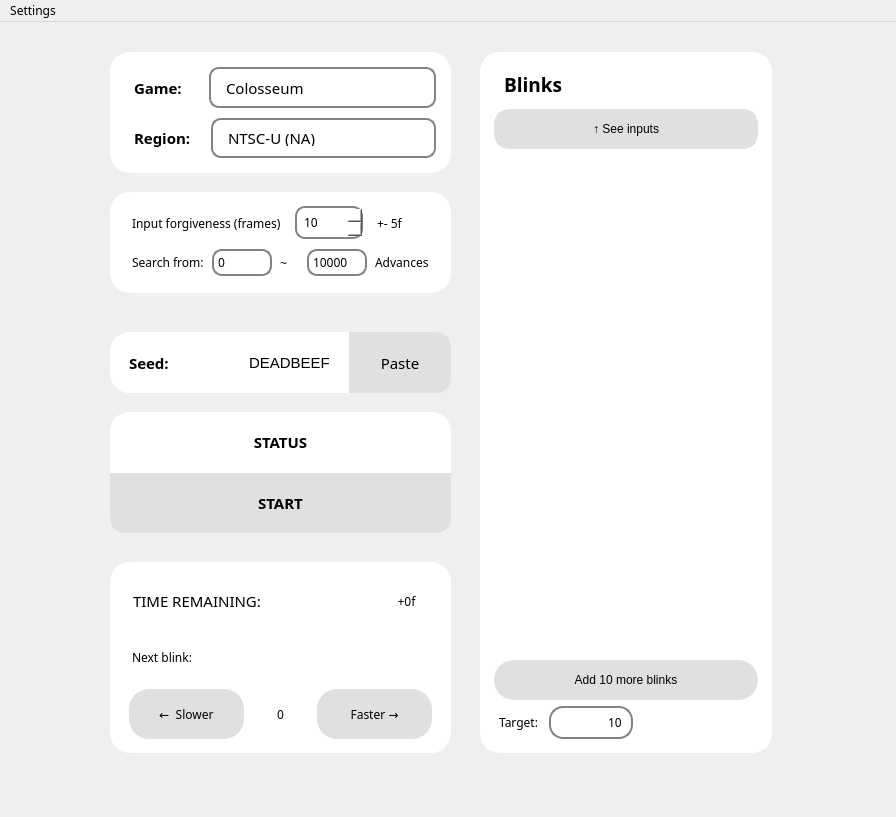
The window that OpenBlink/GuiProjectBackup/OpenBlink2/mainwindow.ui (KapitalRoser/OpenBlink) describes before a commit, drawn with Qt 5.
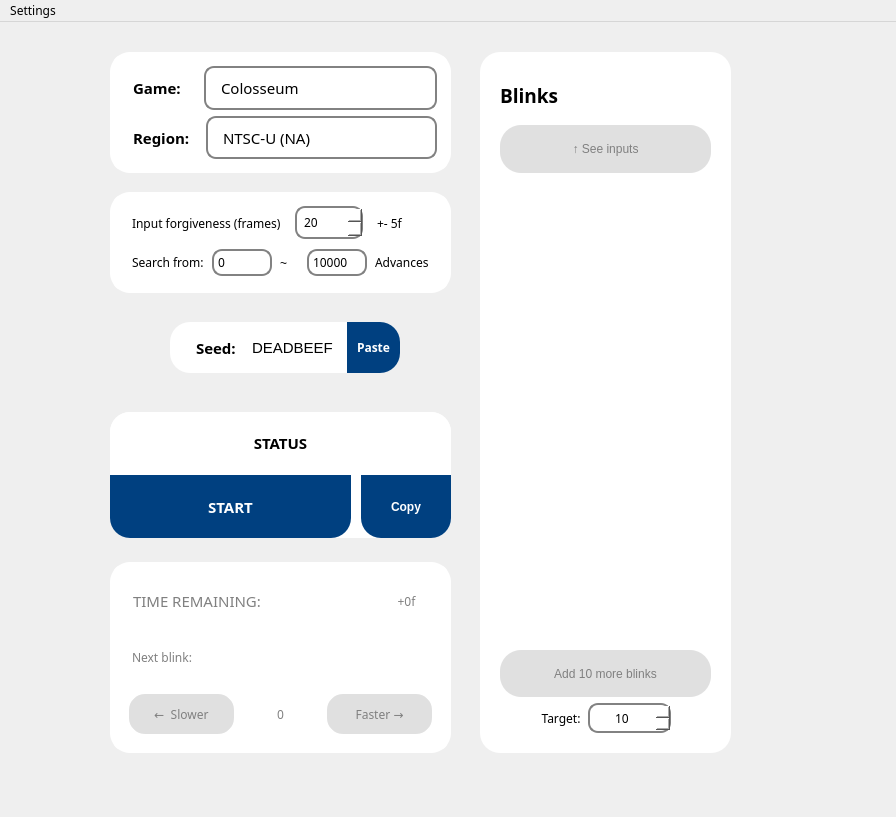
The same window after the commit. Icons and pictures are not drawn.

Patch:
```diff
--- a/OpenBlink/GuiProjectBackup/OpenBlink2/mainwindow.ui
+++ b/OpenBlink/GuiProjectBackup/OpenBlink2/mainwindow.ui
@@ -32,11 +32,15 @@
      </rect>
     </property>
     <property name="styleSheet">
-     <string notr="true">border: 5px solid white;
+     <string notr="true">*{
+border: 5px solid white;
 color: black;
 background-color: white;
 border-radius: 20px;
-</string>
+}
+QFrame QLabel:disabled{
+color:grey;
+}</string>
     </property>
     <layout class="QVBoxLayout" name="verticalLayout_2">
      <item>
@@ -86,6 +90,10 @@
 padding-right: 10px;
 padding-top: 5px;
 padding-bottom:5px;
+}
+QSpinBox:disabled{
+color:grey;
+border-color: lightgrey;
 }</string>
          </property>
          <property name="minimum">
@@ -95,7 +103,7 @@
           <number>1000</number>
          </property>
          <property name="value">
-          <number>10</number>
+          <number>20</number>
          </property>
         </widget>
        </item>
@@ -150,12 +158,17 @@
           </font>
          </property>
          <property name="styleSheet">
-          <string notr="true">border: 2px solid #828282;
+          <string notr="true">QSpinBox{
+border: 2px solid #828282;
 border-radius: 10px;
 padding-left: 2px;
-padding-top: 2px;
+padding-top:2px;
 padding-bottom:2px;
-</string>
+}
+QSpinBox:disabled{
+color:grey;
+border-color:lightgrey;
+}</string>
          </property>
          <property name="buttonSymbols">
           <enum>QAbstractSpinBox::NoButtons</enum>
@@ -192,11 +205,17 @@
           </font>
          </property>
          <property name="styleSheet">
-          <string notr="true">border: 2px solid #828282;
+          <string notr="true">QSpinBox{
+border: 2px solid #828282;
 border-radius: 10px;
 padding-left: 2px;
-padding-top: 2px;
-padding-bottom:2px;</string>
+padding-top:2px;
+padding-bottom:2px;
+}
+QSpinBox:disabled{
+color:grey;
+border-color:lightgrey;
+}</string>
          </property>
          <property name="alignment">
           <set>Qt::AlignLeading|Qt::AlignLeft|Qt::AlignVCenter</set>
@@ -260,7 +279,7 @@
       <x>110</x>
       <y>390</y>
       <width>341</width>
-      <height>121</height>
+      <height>126</height>
      </rect>
     </property>
     <property name="font">
@@ -269,8 +288,7 @@
      </font>
     </property>
     <property name="styleSheet">
-     <string notr="true">border: 5px solid white;
-color: black;
+     <string notr="true">color: black;
 background-color: white;
 border-radius: 20px;
 </string>
@@ -287,19 +305,22 @@
     <property name="midLineWidth">
      <number>3</number>
     </property>
-    <widget class="QWidget" name="verticalLayoutWidget_2">
-     <property name="geometry">
-      <rect>
-       <x>0</x>
-       <y>0</y>
-       <width>341</width>
-       <height>121</height>
-      </rect>
-     </property>
-     <layout class="QVBoxLayout" name="statusBox">
+    <layout class="QVBoxLayout" name="verticalLayout_4">
       <property name="spacing">
        <number>0</number>
       </property>
+     <property name="leftMargin">
+      <number>0</number>
+     </property>
+     <property name="topMargin">
+      <number>0</number>
+     </property>
+     <property name="rightMargin">
+      <number>0</number>
+     </property>
+     <property name="bottomMargin">
+      <number>0</number>
+     </property>
       <item>
        <widget class="QLabel" name="statusLabel">
         <property name="font">
@@ -321,6 +342,14 @@
        </widget>
       </item>
       <item>
+      <layout class="QHBoxLayout" name="horizontalLayout_5" stretch="8,3">
+       <property name="spacing">
+        <number>10</number>
+       </property>
+       <property name="sizeConstraint">
+        <enum>QLayout::SetFixedSize</enum>
+       </property>
+       <item>
        <widget class="QPushButton" name="startButton">
         <property name="sizePolicy">
          <sizepolicy hsizetype="Minimum" vsizetype="Minimum">
@@ -332,32 +361,84 @@
          <font>
           <family>Century Gothic</family>
           <pointsize>11</pointsize>
+           <italic>false</italic>
           <bold>true</bold>
          </font>
         </property>
         <property name="styleSheet">
-         <string notr="true">background-color: #e0e0e0;
-color: black;
-border: 5px solid #e0e0e0;
-border-radius: 0px;
-border-bottom-right-radius: 15px;
-border-bottom-left-radius: 15px;</string>
+          <string notr="true">QPushButton{
+background-color: #004080;
+font: 11pt &quot;Century Gothic&quot;;
+color: white;
+font-weight: bold;
+border-radius:0px;
+border-bottom-right-radius:20px;
+border-bottom-left-radius:20px;
+}
+QPushButton:hover{
+cursor:pointer;
+background-color: #265d93;
+}
+QPushButton:pressed{
+background-color: #004080;
+}
+QPushButton:disabled{
+background-color:#e0e0e0;
+font-weight:normal;
+color:grey;
+}</string>
         </property>
         <property name="text">
          <string>START</string>
         </property>
        </widget>
       </item>
-     </layout>
-    </widget>
+       <item>
+        <widget class="QPushButton" name="copyButton">
+         <property name="sizePolicy">
+          <sizepolicy hsizetype="Minimum" vsizetype="Minimum">
+           <horstretch>0</horstretch>
+           <verstretch>0</verstretch>
+          </sizepolicy>
+         </property>
+         <property name="styleSheet">
+          <string notr="true">QPushButton{
+background-color: #004080;
+font: 11pt &quot;Century Gothic&quot;;
+color: white;
+font-weight: bold;
+border-radius:0px;
+border-bottom-left-radius:20px;
+border-bottom-right-radius:20px;
+}
+QPushButton:hover{
+background-color: #265d93;
+}
+QPushButton:pressed{
+background-color: #004080;
+}
+QPushButton:disabled{
+background-color:#e0e0e0;
+font-weight:normal;
+color:grey;
+}</string>
+         </property>
+         <property name="text">
+          <string>Copy</string>
+         </property>
+        </widget>
+       </item>
+      </layout>
+     </item>
+    </layout>
    </widget>
    <widget class="QFrame" name="seedQFrame">
     <property name="geometry">
      <rect>
-      <x>110</x>
-      <y>310</y>
-      <width>341</width>
-      <height>61</height>
+      <x>170</x>
+      <y>300</y>
+      <width>230</width>
+      <height>51</height>
      </rect>
     </property>
     <property name="sizePolicy">
@@ -366,12 +447,23 @@
       <verstretch>0</verstretch>
      </sizepolicy>
     </property>
+    <property name="maximumSize">
+     <size>
+      <width>16777215</width>
+      <height>16777215</height>
+     </size>
+    </property>
     <property name="styleSheet">
-     <string notr="true">border: 5px solid white;
+     <string notr="true">
+*{
 color: black;
 background-color: white;
 border-radius: 20px;
-</string>
+}
+*:disabled{
+color:grey;
+font-weight:normal;}
+QLineEdit:disabled{color:grey;}</string>
     </property>
     <property name="frameShape">
      <enum>QFrame::StyledPanel</enum>
@@ -379,21 +471,21 @@
     <property name="frameShadow">
      <enum>QFrame::Raised</enum>
     </property>
-    <widget class="QWidget" name="layoutWidget">
-     <property name="geometry">
-      <rect>
-       <x>0</x>
-       <y>0</y>
-       <width>341</width>
-       <height>61</height>
-      </rect>
-     </property>
-     <layout class="QHBoxLayout" name="horizontalLayout_5">
+    <layout class="QHBoxLayout" name="horizontalLayout_2" stretch="5,5,2">
       <property name="spacing">
        <number>0</number>
       </property>
       <property name="leftMargin">
-       <number>10</number>
+      <number>26</number>
+     </property>
+     <property name="topMargin">
+      <number>0</number>
+     </property>
+     <property name="rightMargin">
+      <number>0</number>
+     </property>
+     <property name="bottomMargin">
+      <number>0</number>
       </property>
       <item>
        <widget class="QLabel" name="seedLabelEntry">
@@ -419,7 +511,7 @@
       <item>
        <widget class="QLineEdit" name="seedEntry">
         <property name="sizePolicy">
-         <sizepolicy hsizetype="Fixed" vsizetype="Expanding">
+        <sizepolicy hsizetype="Preferred" vsizetype="Expanding">
           <horstretch>0</horstretch>
           <verstretch>0</verstretch>
          </sizepolicy>
@@ -445,7 +537,7 @@
        </widget>
       </item>
       <item>
-       <widget class="QPushButton" name="pushButton">
+      <widget class="QPushButton" name="pasteButton">
         <property name="sizePolicy">
          <sizepolicy hsizetype="Expanding" vsizetype="Expanding">
           <horstretch>0</horstretch>
@@ -467,16 +559,33 @@
         <property name="font">
          <font>
           <family>Century Gothic</family>
-          <pointsize>11</pointsize>
+         <pointsize>9</pointsize>
+         <italic>false</italic>
+         <bold>true</bold>
          </font>
         </property>
         <property name="styleSheet">
-         <string notr="true">background-color: #e0e0e0;
-color: black;
-border: 5px solid #e0e0e0;
-border-radius: 0px;
-border-bottom-right-radius: 15px;
-border-top-right-radius: 15px;</string>
+        <string notr="true">QPushButton{background-color: #004080;
+font: 9pt &quot;Century Gothic&quot;;
+color: white;
+font-weight: bold;
+border-radius:0px;
+border-top-right-radius:20px;
+border-bottom-right-radius:20px;
+padding:10px;
+}
+QPushButton:hover{
+cursor:pointer;
+background-color: #265d93;
+}
+QPushButton:pressed{
+background-color: #004080;
+}
+QPushButton:disabled{
+background-color:#e0e0e0;
+font-weight:normal;
+color:grey;
+}</string>
         </property>
         <property name="text">
          <string>Paste</string>
@@ -485,8 +594,10 @@
       </item>
      </layout>
     </widget>
-   </widget>
    <widget class="QFrame" name="timerFrame">
+    <property name="enabled">
+     <bool>false</bool>
+    </property>
     <property name="geometry">
      <rect>
       <x>110</x>
@@ -495,12 +606,19 @@
       <height>191</height>
      </rect>
     </property>
+    <property name="autoFillBackground">
+     <bool>false</bool>
+    </property>
     <property name="styleSheet">
-     <string notr="true">border: 5px solid white;
+     <string notr="true">*{border: 5px solid white;
+font: &quot;Century Gothic&quot;;
 color: black;
 background-color: white;
 border-radius: 20px;
-</string>
+}
+QFrame:disabled{
+color:grey;
+}</string>
     </property>
     <property name="frameShape">
      <enum>QFrame::StyledPanel</enum>
@@ -509,22 +627,46 @@
      <enum>QFrame::Raised</enum>
     </property>
     <layout class="QGridLayout" name="gridLayout">
+     <item row="0" column="2">
+      <widget class="QLabel" name="nudgeMSLabel">
+       <property name="font">
+        <font>
+         <family>Century Gothic</family>
+         <italic>false</italic>
+         <bold>false</bold>
+        </font>
+       </property>
+       <property name="text">
+        <string>+0f</string>
+       </property>
+       <property name="alignment">
+        <set>Qt::AlignCenter</set>
+       </property>
+      </widget>
+     </item>
+     <item row="0" column="3">
+      <spacer name="horizontalSpacer_2">
+       <property name="orientation">
+        <enum>Qt::Horizontal</enum>
+       </property>
+       <property name="sizeType">
+        <enum>QSizePolicy::Minimum</enum>
+       </property>
+       <property name="sizeHint" stdset="0">
+        <size>
+         <width>10</width>
+         <height>20</height>
+        </size>
+       </property>
+      </spacer>
+     </item>
      <item row="2" column="0" colspan="4">
       <layout class="QHBoxLayout" name="horizontalLayout">
        <property name="spacing">
         <number>0</number>
        </property>
-       <property name="leftMargin">
-        <number>5</number>
-       </property>
-       <property name="rightMargin">
-        <number>5</number>
-       </property>
        <item>
         <widget class="QPushButton" name="slowerButton">
-         <property name="enabled">
-          <bool>false</bool>
-         </property>
          <property name="sizePolicy">
           <sizepolicy hsizetype="Preferred" vsizetype="Minimum">
            <horstretch>0</horstretch>
@@ -542,14 +684,28 @@
            <family>Century Gothic</family>
            <pointsize>9</pointsize>
            <italic>false</italic>
-           <bold>false</bold>
+           <bold>true</bold>
           </font>
          </property>
          <property name="styleSheet">
-          <string notr="true">background-color: #e0e0e0;
+          <string notr="true">QPushButton{background-color: #004080;
 font: 9pt &quot;Century Gothic&quot;;
-color: black;
-border: 5px solid #e0e0e0;</string>
+color: white;
+font-weight: bold;
+border-radius:21%;
+}
+QPushButton:hover{
+cursor:pointer;
+background-color: #265d93;
+}
+QPushButton:pressed{
+background-color: #004080;
+}
+QPushButton:disabled{
+background-color:#e0e0e0;
+font-weight:normal;
+color:grey;
+}</string>
          </property>
          <property name="text">
           <string>←  Slower</string>
@@ -573,6 +729,8 @@
          <property name="font">
           <font>
            <family>Century Gothic</family>
+           <italic>false</italic>
+           <bold>false</bold>
           </font>
          </property>
          <property name="text">
@@ -585,9 +743,6 @@
        </item>
        <item>
         <widget class="QPushButton" name="fasterButton">
-         <property name="enabled">
-          <bool>false</bool>
-         </property>
          <property name="sizePolicy">
           <sizepolicy hsizetype="Preferred" vsizetype="Minimum">
            <horstretch>0</horstretch>
@@ -605,17 +760,31 @@
            <family>Century Gothic</family>
            <pointsize>9</pointsize>
            <italic>false</italic>
-           <bold>false</bold>
+           <bold>true</bold>
           </font>
          </property>
          <property name="autoFillBackground">
           <bool>false</bool>
          </property>
          <property name="styleSheet">
-          <string notr="true">background-color: #e0e0e0;
+          <string notr="true">QPushButton{background-color: #004080;
 font: 9pt &quot;Century Gothic&quot;;
-color: black;
-border: 5px solid #e0e0e0;</string>
+color: white;
+font-weight: bold;
+border-radius:21%;
+}
+QPushButton:hover{
+cursor:pointer;
+background-color: #265d93;
+}
+QPushButton:pressed{
+background-color: #004080;
+}
+QPushButton:disabled{
+background-color:#e0e0e0;
+font-weight:normal;
+color:grey;
+}</string>
          </property>
          <property name="text">
           <string>Faster →</string>
@@ -624,11 +793,28 @@
        </item>
       </layout>
      </item>
+     <item row="0" column="0">
+      <widget class="QLabel" name="TotalTimeLabel">
+       <property name="font">
+        <font>
+         <family>Century Gothic</family>
+         <pointsize>11</pointsize>
+         <italic>false</italic>
+         <bold>false</bold>
+        </font>
+       </property>
+       <property name="text">
+        <string>TIME REMAINING:</string>
+       </property>
+      </widget>
+     </item>
      <item row="1" column="0">
       <widget class="QLabel" name="localTimeLabel">
        <property name="font">
         <font>
          <family>Century Gothic</family>
+         <italic>false</italic>
+         <bold>false</bold>
         </font>
        </property>
        <property name="text">
@@ -649,52 +835,6 @@
        </property>
       </spacer>
      </item>
-     <item row="0" column="2">
-      <widget class="QLabel" name="nudgeOffsetLabel_2">
-       <property name="font">
-        <font>
-         <family>Century Gothic</family>
-        </font>
-       </property>
-       <property name="text">
-        <string>+0f</string>
-       </property>
-       <property name="alignment">
-        <set>Qt::AlignCenter</set>
-       </property>
-      </widget>
-     </item>
-     <item row="0" column="3">
-      <spacer name="horizontalSpacer_2">
-       <property name="orientation">
-        <enum>Qt::Horizontal</enum>
-       </property>
-       <property name="sizeType">
-        <enum>QSizePolicy::Minimum</enum>
-       </property>
-       <property name="sizeHint" stdset="0">
-        <size>
-         <width>10</width>
-         <height>20</height>
-        </size>
-       </property>
-      </spacer>
-     </item>
-     <item row="0" column="0">
-      <widget class="QLabel" name="TotalTimeLabel">
-       <property name="font">
-        <font>
-         <family>Century Gothic</family>
-         <pointsize>11</pointsize>
-         <italic>false</italic>
-         <bold>false</bold>
-        </font>
-       </property>
-       <property name="text">
-        <string>TIME REMAINING:</string>
-       </property>
-      </widget>
-     </item>
     </layout>
    </widget>
    <widget class="QFrame" name="blinkTableFrame">
@@ -702,7 +842,7 @@
      <rect>
       <x>480</x>
       <y>30</y>
-      <width>292</width>
+      <width>251</width>
       <height>701</height>
      </rect>
     </property>
@@ -712,8 +852,7 @@
      </font>
     </property>
     <property name="styleSheet">
-     <string notr="true">border: 5px solid white;
-color: black;
+     <string notr="true">color: black;
 background-color: white;
 border-radius: 20px;
 </string>
@@ -725,6 +864,21 @@
      <enum>QFrame::Raised</enum>
     </property>
     <layout class="QVBoxLayout" name="verticalLayout">
+     <property name="spacing">
+      <number>6</number>
+     </property>
+     <property name="leftMargin">
+      <number>20</number>
+     </property>
+     <property name="topMargin">
+      <number>20</number>
+     </property>
+     <property name="rightMargin">
+      <number>20</number>
+     </property>
+     <property name="bottomMargin">
+      <number>20</number>
+     </property>
      <item>
       <widget class="QLabel" name="label_9">
        <property name="font">
@@ -757,11 +911,24 @@
         </size>
        </property>
        <property name="styleSheet">
-        <string notr="true">background-color: #e0e0e0;
+        <string notr="true">QPushButton{background-color: #004080;
 font: 9pt &quot;Century Gothic&quot;;
-color: black;
-border: 5px solid #e0e0e0;
-border-radius: 15px;</string>
+color: white;
+font-weight: bold;
+border-radius:21%;
+}
+QPushButton:hover{
+cursor:pointer;
+background-color: #265d93;
+}
+QPushButton:pressed{
+background-color: #004080;
+}
+QPushButton:disabled{
+background-color:#e0e0e0;
+font-weight:normal;
+color:grey;
+}</string>
        </property>
        <property name="text">
         <string>↑ See inputs</string>
@@ -769,10 +936,63 @@
       </widget>
      </item>
      <item>
-      <widget class="QTableWidget" name="outTable"/>
+      <widget class="QFrame" name="frame">
+       <property name="minimumSize">
+        <size>
+         <width>0</width>
+         <height>465</height>
+        </size>
+       </property>
+       <property name="frameShape">
+        <enum>QFrame::NoFrame</enum>
+       </property>
+       <property name="frameShadow">
+        <enum>QFrame::Plain</enum>
+       </property>
+       <property name="lineWidth">
+        <number>0</number>
+       </property>
+       <widget class="QTableWidget" name="outTable">
+        <property name="geometry">
+         <rect>
+          <x>0</x>
+          <y>9</y>
+          <width>210</width>
+          <height>451</height>
+         </rect>
+        </property>
+        <property name="frameShape">
+         <enum>QFrame::NoFrame</enum>
+        </property>
+        <property name="frameShadow">
+         <enum>QFrame::Plain</enum>
+        </property>
+        <property name="lineWidth">
+         <number>0</number>
+        </property>
+        <property name="editTriggers">
+         <set>QAbstractItemView::NoEditTriggers</set>
+        </property>
+        <property name="selectionBehavior">
+         <enum>QAbstractItemView::SelectItems</enum>
+        </property>
+        <property name="wordWrap">
+         <bool>false</bool>
+        </property>
+        <property name="cornerButtonEnabled">
+         <bool>false</bool>
+        </property>
+        <attribute name="horizontalHeaderVisible">
+         <bool>true</bool>
+        </attribute>
+       </widget>
+      </widget>
      </item>
      <item>
       <widget class="QPushButton" name="increaseBlinksButton">
+       <property name="enabled">
+        <bool>false</bool>
+       </property>
        <property name="sizePolicy">
         <sizepolicy hsizetype="Minimum" vsizetype="Minimum">
          <horstretch>0</horstretch>
@@ -786,11 +1006,24 @@
         </size>
        </property>
        <property name="styleSheet">
-        <string notr="true">background-color: #e0e0e0;
+        <string notr="true">QPushButton{background-color: #004080;
 font: 9pt &quot;Century Gothic&quot;;
-color: black;
-border: 5px solid #e0e0e0;
-border-radius: 20px;</string>
+color: white;
+font-weight: bold;
+border-radius:21%;
+}
+QPushButton:hover{
+cursor:pointer;
+background-color: #265d93;
+}
+QPushButton:pressed{
+background-color: #004080;
+}
+QPushButton:disabled{
+background-color:#e0e0e0;
+font-weight:normal;
+color:grey;
+}</string>
        </property>
        <property name="text">
         <string>Add 10 more blinks</string>
@@ -798,10 +1031,23 @@
       </widget>
      </item>
      <item>
-      <layout class="QHBoxLayout" name="horizontalLayout_4" stretch="1,2,3">
+      <layout class="QHBoxLayout" name="horizontalLayout_4" stretch="0,1,2,0">
        <property name="rightMargin">
         <number>0</number>
        </property>
+       <item>
+        <spacer name="horizontalSpacer_4">
+         <property name="orientation">
+          <enum>Qt::Horizontal</enum>
+         </property>
+         <property name="sizeHint" stdset="0">
+          <size>
+           <width>40</width>
+           <height>20</height>
+          </size>
+         </property>
+        </spacer>
+       </item>
        <item>
         <widget class="QLabel" name="label_2">
          <property name="font">
@@ -820,7 +1066,7 @@
        <item>
         <widget class="QSpinBox" name="arbTargetBox">
          <property name="sizePolicy">
-          <sizepolicy hsizetype="Minimum" vsizetype="Minimum">
+          <sizepolicy hsizetype="Minimum" vsizetype="Fixed">
            <horstretch>0</horstretch>
            <verstretch>0</verstretch>
           </sizepolicy>
@@ -828,7 +1074,7 @@
          <property name="minimumSize">
           <size>
            <width>0</width>
-           <height>0</height>
+           <height>30</height>
           </size>
          </property>
          <property name="font">
@@ -838,15 +1084,28 @@
           </font>
          </property>
          <property name="styleSheet">
-          <string notr="true">border: 2px solid #828282;
-border-radius: 14px;
-padding:5px;</string>
+          <string notr="true">QSpinBox{
+border: 2px solid #828282;
+border-radius: 10px;
+}
+
+QSpinBox::up-button{
+image: url(:/resfix1/arrow2.jpg);
+width: 12px;
+height:12px;
+padding-right: 5px;
+padding-top:2px;
+}
+QSpinBox::down-button{
+image: url(:/resfix1/arrow1.jpg);
+width: 12px;
+height:12px;
+padding-right: 5px;
+padding-bottom:2px;
+}</string>
          </property>
          <property name="alignment">
-          <set>Qt::AlignRight|Qt::AlignTrailing|Qt::AlignVCenter</set>
-         </property>
-         <property name="buttonSymbols">
-          <enum>QAbstractSpinBox::NoButtons</enum>
+          <set>Qt::AlignCenter</set>
          </property>
          <property name="minimum">
           <number>1</number>
@@ -886,28 +1145,18 @@
      </rect>
     </property>
     <property name="styleSheet">
-     <string notr="true">border: 5px solid white;
+     <string notr="true">
+*{border: 5px solid white;
 color: black;
 background-color: white;
 border-radius: 20px;
-</string>
+}
+QFrame QLabel:disabled{
+color:grey;
+font-weight:normal;
+}</string>
     </property>
     <layout class="QVBoxLayout" name="verticalLayout_3">
-     <property name="spacing">
-      <number>10</number>
-     </property>
-     <property name="leftMargin">
-      <number>10</number>
-     </property>
-     <property name="topMargin">
-      <number>10</number>
-     </property>
-     <property name="rightMargin">
-      <number>10</number>
-     </property>
-     <property name="bottomMargin">
-      <number>10</number>
-     </property>
      <item>
       <layout class="QHBoxLayout" name="gameHorizLayout">
        <item>
@@ -963,6 +1212,10 @@
 width: 28px;
 height:28px;
 padding-right: 40px;
+}
+QComboBox:disabled{
+color:grey;
+border-color:lightgrey;
 }</string>
          </property>
          <item>
@@ -1031,6 +1284,10 @@
 width: 28px;
 height:28px;
 padding-right: 40px;
+}
+QComboBox:disabled{
+color:grey;
+border-color:lightgrey;
 }</string>
          </property>
          <item>
@@ -1066,7 +1323,7 @@
      <x>0</x>
      <y>0</y>
      <width>896</width>
-     <height>20</height>
+     <height>27</height>
     </rect>
    </property>
    <widget class="QMenu" name="menuSettings">
```
Left out of the diff: 2 changed lines with no effect on the pictures. Lines whose indentation alone changed are shown as unchanged.
